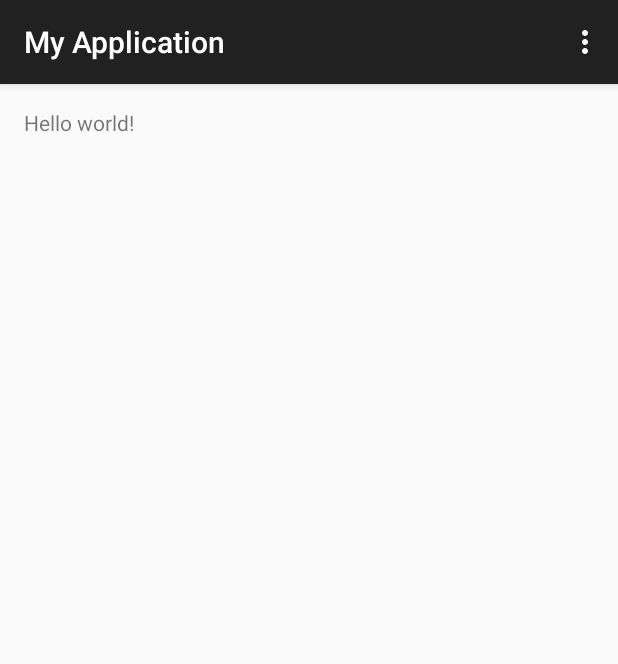
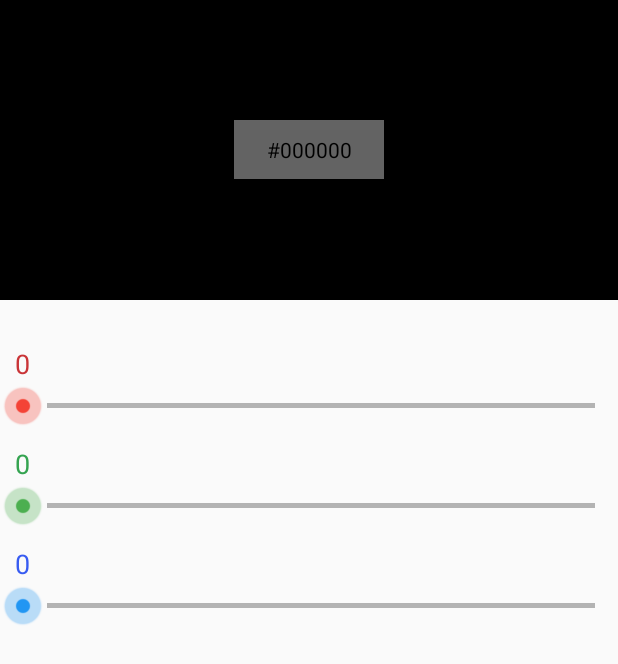
Before and after one commit to lvliheng/ColorPicker, an Android app: the screen it shows after launch (MainActivity), on a phone screen of 412 x 824 dp. Shown: the top 664 px of the screen. Run offline under Robolectric (Android 15) with nearby library versions, the phone set to English and light mode, and no system bars.

Commit message:
get color by rgb

```diff
--- a/app/src/main/java/com/llh/myapplication/MainActivity.java
+++ b/app/src/main/java/com/llh/myapplication/MainActivity.java
@@ -1,39 +1,99 @@
 package com.llh.myapplication;
 
-import android.support.v7.app.ActionBarActivity;
+import android.annotation.SuppressLint;
+import android.app.Activity;
+import android.graphics.Color;
+import android.graphics.Rect;
 import android.os.Bundle;
 import android.view.Menu;
 import android.view.MenuItem;
+import android.widget.RelativeLayout;
+import android.widget.SeekBar;
+import android.widget.TextView;
+
+import java.util.ArrayList;
+import java.util.List;
 
 
-public class MainActivity extends ActionBarActivity {
+public class MainActivity extends Activity implements SeekBar.OnSeekBarChangeListener {
+
+    private TextView red_tv,
+            green_tv,
+            blue_tv,
+            result;
+
+    private RelativeLayout result_layout;
+    private List<SeekBar> mList;
 
     @Override
     protected void onCreate(Bundle savedInstanceState) {
         super.onCreate(savedInstanceState);
-        setContentView(R.layout.activity_main);
+        setContentView(R.layout.get_color_by_rgb);
+        initView();
+    }
+
+    private void initView() {
+        red_tv = (TextView) findViewById(R.id.red_tv);
+        SeekBar red_seekbar = (SeekBar) findViewById(R.id.red_seekbar);
+        green_tv = (TextView) findViewById(R.id.green_tv);
+        SeekBar green_seekbar = (SeekBar) findViewById(R.id.green_seekbar);
+        blue_tv = (TextView) findViewById(R.id.blue_tv);
+        SeekBar blue_seekbar = (SeekBar) findViewById(R.id.blue_seekbar);
+        result_layout = (RelativeLayout) findViewById(R.id.result_layout);
+        result = (TextView) findViewById(R.id.result);
+
+        mList = new ArrayList<SeekBar>();
+        mList.add(red_seekbar);
+        mList.add(green_seekbar);
+        mList.add(blue_seekbar);
+
+        result.getBackground().setAlpha(100);
+
+        red_seekbar.setOnSeekBarChangeListener(this);
+        green_seekbar.setOnSeekBarChangeListener(this);
+        blue_seekbar.setOnSeekBarChangeListener(this);
+    }
+
+    private void getResult(List<SeekBar> mList, TextView result, RelativeLayout result_layout) {
+        String resultStr = String.format("#%02x%02x%02x", mList.get(0).getProgress(), mList.get(1).getProgress(), mList.get(2).getProgress());
+        result.setText(resultStr);
+        result_layout.setBackgroundColor(Color.parseColor(resultStr));
+    }
+
+    @SuppressLint("NewApi")
+    @Override
+    public void onProgressChanged(SeekBar seekBar, int progress,
+                                  boolean fromUser) {
+        Rect mRect = seekBar.getThumb().getBounds();
+        getResult(mList, result, result_layout);
+        switch (seekBar.getId()) {
+            case R.id.red_seekbar:
+                red_tv.setX(mRect.left);
+                red_tv.setText("" + progress);
+                break;
+            case R.id.green_seekbar:
+                green_tv.setX(mRect.left);
+                green_tv.setText("" + progress);
+                break;
+            case R.id.blue_seekbar:
+                blue_tv.setX(mRect.left);
+                blue_tv.setText("" + progress);
+                break;
+
+            default:
+                break;
+        }
+    }
+
+    @Override
+    public void onStartTrackingTouch(SeekBar seekBar) {
+
+    }
+
+    @Override
+    public void onStopTrackingTouch(SeekBar seekBar) {
+
     }
 
 
-    @Override
-    public boolean onCreateOptionsMenu(Menu menu) {
-        // Inflate the menu; this adds items to the action bar if it is present.
-        getMenuInflater().inflate(R.menu.menu_main, menu);
-        return true;
-    }
-
-    @Override
-    public boolean onOptionsItemSelected(MenuItem item) {
-        // Handle action bar item clicks here. The action bar will
-        // automatically handle clicks on the Home/Up button, so long
-        // as you specify a parent activity in AndroidManifest.xml.
-        int id = item.getItemId();
-
-        //noinspection SimplifiableIfStatement
-        if (id == R.id.action_settings) {
-            return true;
-        }
-
-        return super.onOptionsItemSelected(item);
-    }
 }
--- /dev/null
+++ b/app/src/main/res/drawable-hdpi/blue_progress.xml
@@ -0,0 +1,23 @@
+<?xml version="1.0" encoding="utf-8"?>
+<layer-list xmlns:android="http://schemas.android.com/apk/res/android" >
+
+    <item android:id="@android:id/background">
+        <shape android:shape="rectangle" >
+
+            <solid
+                android:color="@color/grey" />
+
+        </shape>
+    </item>
+    <item android:id="@android:id/progress">
+        <clip>
+            <shape android:shape="rectangle" >
+
+                <solid
+                    android:color="@color/blue" />
+
+            </shape>
+        </clip>
+    </item>
+
+</layer-list>
--- /dev/null
+++ b/app/src/main/res/drawable-hdpi/blue_thumb_drawable.xml
@@ -0,0 +1,6 @@
+<?xml version="1.0" encoding="utf-8"?>
+
+<selector xmlns:android="http://schemas.android.com/apk/res/android">
+    <item android:state_pressed="true" android:drawable="@drawable/blue_thumb_pressed" />
+    <item android:drawable="@drawable/blue_thumb_default" />
+</selector>
--- /dev/null
+++ b/app/src/main/res/drawable-hdpi/green_progress.xml
@@ -0,0 +1,23 @@
+<?xml version="1.0" encoding="utf-8"?>
+<layer-list xmlns:android="http://schemas.android.com/apk/res/android" >
+
+    <item android:id="@android:id/background">
+        <shape android:shape="rectangle" >
+
+            <solid
+                android:color="@color/grey" />
+
+        </shape>
+    </item>
+    <item android:id="@android:id/progress">
+        <clip>
+            <shape android:shape="rectangle" >
+
+                <solid
+                    android:color="@color/green" />
+
+            </shape>
+        </clip>
+    </item>
+
+</layer-list>
--- /dev/null
+++ b/app/src/main/res/drawable-hdpi/green_thumb_drawable.xml
@@ -0,0 +1,6 @@
+<?xml version="1.0" encoding="utf-8"?>
+
+<selector xmlns:android="http://schemas.android.com/apk/res/android">
+    <item android:state_pressed="true" android:drawable="@drawable/green_thumb_pressed" />
+    <item android:drawable="@drawable/green_thumb_default" />
+</selector>
--- /dev/null
+++ b/app/src/main/res/drawable-hdpi/red_progress.xml
@@ -0,0 +1,20 @@
+<?xml version="1.0" encoding="utf-8"?>
+<layer-list xmlns:android="http://schemas.android.com/apk/res/android" >
+
+    <item android:id="@android:id/background">
+        <shape android:shape="rectangle" >
+            <solid android:color="@color/grey" />
+        </shape>
+    </item>
+    <item android:id="@android:id/progress">
+        <clip>
+            <shape android:shape="rectangle" >
+
+                <solid
+                    android:color="@color/red" />
+
+            </shape>
+        </clip>
+    </item>
+
+</layer-list>
--- /dev/null
+++ b/app/src/main/res/drawable-hdpi/red_thumb_drawable.xml
@@ -0,0 +1,6 @@
+<?xml version="1.0" encoding="utf-8"?>
+
+<selector xmlns:android="http://schemas.android.com/apk/res/android">
+    <item android:state_pressed="true" android:drawable="@drawable/red_thumb_pressed" />
+    <item android:drawable="@drawable/red_thumb_default" />
+</selector>
--- /dev/null
+++ b/app/src/main/res/layout/get_color_by_rgb.xml
@@ -0,0 +1,93 @@
+<?xml version="1.0" encoding="utf-8"?>
+<LinearLayout xmlns:android="http://schemas.android.com/apk/res/android"
+    android:layout_width="match_parent"
+    android:layout_height="match_parent"
+    android:orientation="vertical" >
+
+    <RelativeLayout
+        android:id="@+id/result_layout"
+        android:layout_width="match_parent"
+        android:layout_height="200dp"
+        android:background="#000000"
+        android:paddingBottom="20dp"
+        android:paddingTop="20dp" >
+
+        <TextView
+            android:id="@+id/result"
+            android:layout_width="100dp"
+            android:layout_height="wrap_content"
+            android:layout_centerInParent="true"
+            android:background="#ffffff"
+            android:gravity="center_horizontal"
+            android:padding="10dp"
+            android:text="@string/color_value"
+            android:textColor="#000000" />
+    </RelativeLayout>
+
+    <TextView
+        android:id="@+id/red_tv"
+        android:layout_width="30dp"
+        android:layout_height="wrap_content"
+        android:layout_marginTop="30dp"
+        android:gravity="center_horizontal"
+        android:text="@string/color_name"
+        android:textSize="18sp"
+        android:textColor="@color/red" />
+
+    <SeekBar
+        android:id="@+id/red_seekbar"
+        android:layout_width="match_parent"
+        android:layout_height="wrap_content"
+        android:paddingLeft="15dp"
+        android:paddingRight="15dp"
+        android:max="255"
+        android:maxHeight="3dip"
+        android:minHeight="3dip"
+        android:progressDrawable="@drawable/red_progress"
+        android:thumb="@drawable/red_thumb_drawable" />
+
+    <TextView
+        android:id="@+id/green_tv"
+        android:layout_width="30dp"
+        android:layout_height="wrap_content"
+        android:layout_marginTop="10dp"
+        android:gravity="center_horizontal"
+        android:text="@string/color_name"
+        android:textSize="18sp"
+        android:textColor="@color/green" />
+
+    <SeekBar
+        android:id="@+id/green_seekbar"
+        android:layout_width="match_parent"
+        android:layout_height="wrap_content"
+        android:paddingLeft="15dp"
+        android:paddingRight="15dp"
+        android:max="255"
+        android:maxHeight="3dip"
+        android:minHeight="3dip"
+        android:progressDrawable="@drawable/green_progress"
+        android:thumb="@drawable/green_thumb_drawable" />
+
+    <TextView
+        android:id="@+id/blue_tv"
+        android:layout_width="30dp"
+        android:layout_height="wrap_content"
+        android:layout_marginTop="10dp"
+        android:gravity="center_horizontal"
+        android:text="@string/color_name"
+        android:textSize="18sp"
+        android:textColor="@color/blue" />
+
+    <SeekBar
+        android:id="@+id/blue_seekbar"
+        android:layout_width="match_parent"
+        android:layout_height="wrap_content"
+        android:paddingLeft="15dp"
+        android:paddingRight="15dp"
+        android:max="255"
+        android:maxHeight="3dip"
+        android:minHeight="3dip"
+        android:progressDrawable="@drawable/blue_progress"
+        android:thumb="@drawable/blue_thumb_drawable" />
+
+</LinearLayout>
--- /dev/null
+++ b/app/src/main/res/values/colors.xml
@@ -0,0 +1,8 @@
+<?xml version="1.0" encoding="utf-8"?>
+<resources>
+    <color name="red">#FFC93437</color>
+    <color name="blue">#FF375BF1</color>
+    <color name="green">#FF34A350</color>
+    <color name="grey">#b3b3b3</color>
+
+</resources>
--- a/app/src/main/res/values/strings.xml
+++ b/app/src/main/res/values/strings.xml
@@ -1,8 +1,11 @@
 <?xml version="1.0" encoding="utf-8"?>
 <resources>
 
-    <string name="app_name">My Application</string>
+    <string name="app_name">GetColorByRGB</string>
     <string name="hello_world">Hello world!</string>
     <string name="action_settings">Settings</string>
 
+    <!-- ten to sixteen -->
+    <string name="color_name">0</string>
+    <string name="color_value">#000000</string>
 </resources>
```
Also changed, not shown: app/src/main/res/drawable-hdpi/blue_thumb_default.png (added), app/src/main/res/drawable-hdpi/blue_thumb_pressed.png (added), app/src/main/res/drawable-hdpi/green_thumb_default.png (added), app/src/main/res/drawable-hdpi/green_thumb_pressed.png (added), app/src/main/res/drawable-hdpi/ic_launcher.png, app/src/main/res/drawable-hdpi/red_thumb_default.png (added), app/src/main/res/drawable-hdpi/red_thumb_pressed.png (added), app/src/main/res/drawable-mdpi/ic_launcher.png, app/src/main/res/drawable-xhdpi/ic_launcher.png, app/src/main/res/drawable-xxhdpi/ic_launcher.png, 1 other file.
